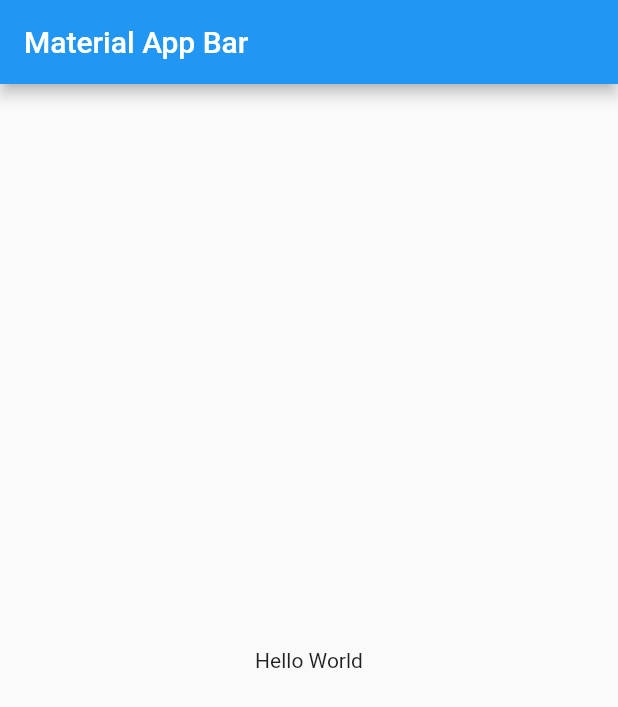
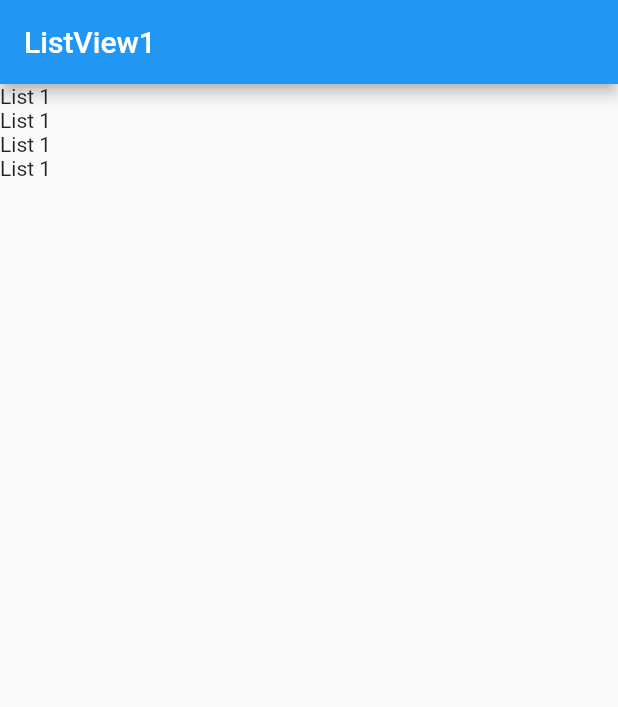
Before and after one commit to eivanphils/flutter-components, a Flutter app: the screen it shows after launch, on a phone screen of 412 x 824 dp. Shown: the top 707 px of the screen. Run offline on Flutter 3.47's test engine with Material 2 defaults, Android fonts, the phone set to English and light mode, and no system bars.

Commit message:
Agregado ListView widget

```diff
--- a/lib/main.dart
+++ b/lib/main.dart
@@ -1,4 +1,5 @@
 import 'package:flutter/material.dart';
+import 'package:flutter_components/screens/listview1_screen.dart';
 
 void main() => runApp(const MyApp());
 
@@ -7,17 +8,10 @@ class MyApp extends StatelessWidget {
 
   @override
   Widget build(BuildContext context) {
-    return MaterialApp(
+    return const MaterialApp(
       debugShowCheckedModeBanner: false,
       title: 'Material App',
-      home: Scaffold(
-        appBar: AppBar(
-          title: const Text('Material App Bar'),
-        ),
-        body: const Center(
-          child: Text('Hello World'),
-        ),
-      ),
+      home: ListViewScreen()
     );
   }
 }
--- /dev/null
+++ b/lib/screens/listview1_screen.dart
@@ -0,0 +1,23 @@
+import 'package:flutter/material.dart';
+
+class ListViewScreen extends StatelessWidget {
+
+  const ListViewScreen({Key? key}) : super(key: key);
+
+  @override
+  Widget build(BuildContext context) {
+    return Scaffold(
+      appBar: AppBar(
+        title: const Text('ListView1'),
+      ),
+      body: ListView(
+        children: const [
+          Text('List 1'),
+          Text('List 1'),
+          Text('List 1'),
+          Text('List 1'),
+        ],
+      )
+    );
+  }
+}
```
